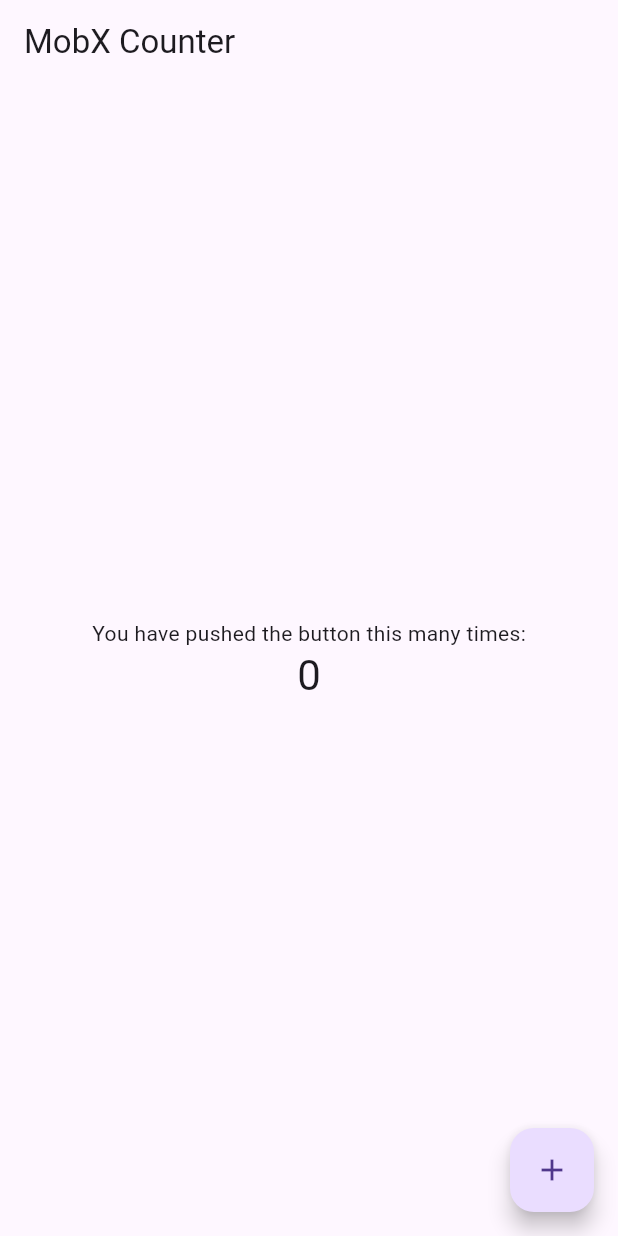
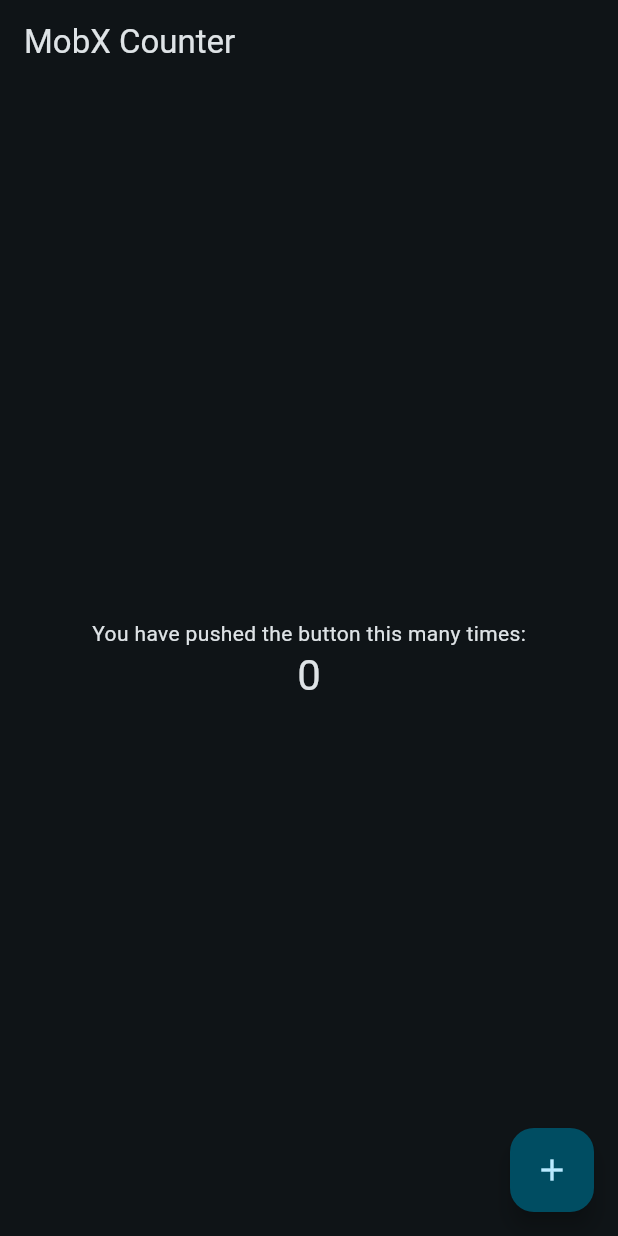
Before and after one commit to Domengo/foodie, a Flutter app: the screen it shows after launch, on a phone screen of 412 x 824 dp. Run offline on Flutter 3.47's test engine with Material 3 defaults, Android fonts, the phone set to English and light mode, and no system bars; our stand-ins replace flutter_mobx, mobx; generated files the repository leaves out were written again.

```diff
--- a/lib/main.dart
+++ b/lib/main.dart
@@ -17,7 +17,10 @@ class MyApp extends StatelessWidget {
       debugShowCheckedModeBanner: false,
       title: 'MobX',
       theme: ThemeData(
-        primarySwatch: Colors.blue,
+        colorScheme: ColorScheme.fromSeed(
+          brightness: Brightness.dark,
+          seedColor: const Color.fromARGB(255, 171, 222, 244),
+        ),
       ),
       home: const MyHomePage(),
     );
@@ -43,9 +46,9 @@ class MyHomePage extends StatelessWidget {
             // Wrapping in the Observer will automatically re-render on changes to counter.value
             Observer(
               builder: (_) => Text(
-                    '${counter.value}',
-                    style: Theme.of(context).textTheme.headlineMedium,
-                  ),
+                '${counter.value}',
+                style: Theme.of(context).textTheme.headlineMedium,
+              ),
             ),
           ],
         ),
--- a/pubspec.yaml
+++ b/pubspec.yaml
@@ -36,6 +36,7 @@ dependencies:
   # Use with the CupertinoIcons class for iOS style icons.
   cupertino_icons: ^1.0.6
   hive: ^2.2.3
+  hive_flutter: ^1.1.0
   mobx: ^2.3.3+2
   flutter_mobx: ^2.2.1+1
   freezed_annotation: ^2.4.1
@@ -58,6 +59,7 @@ dev_dependencies:
   mobx_codegen: ^2.6.1
   freezed: ^2.5.2
   json_serializable: ^6.8.0
+  hive_generator: ^2.0.1
 
 # For information on the generic Dart part of this file, see the
 # following page: https://dart.dev/tools/pub/pubspec
```
Also changed, not shown: pubspec.lock, 12 other files.
